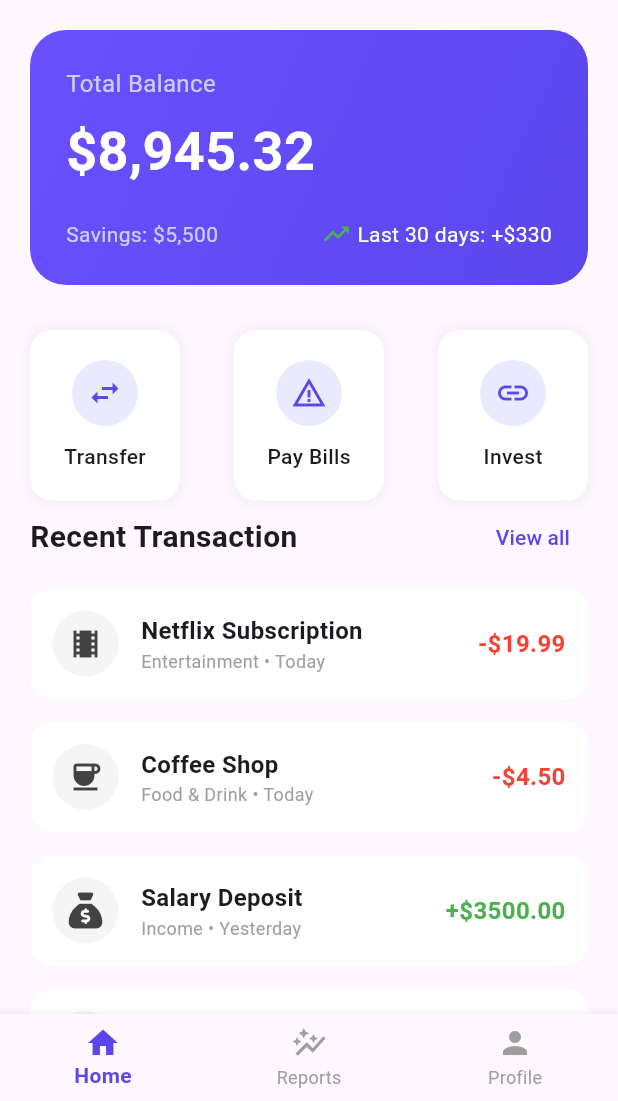
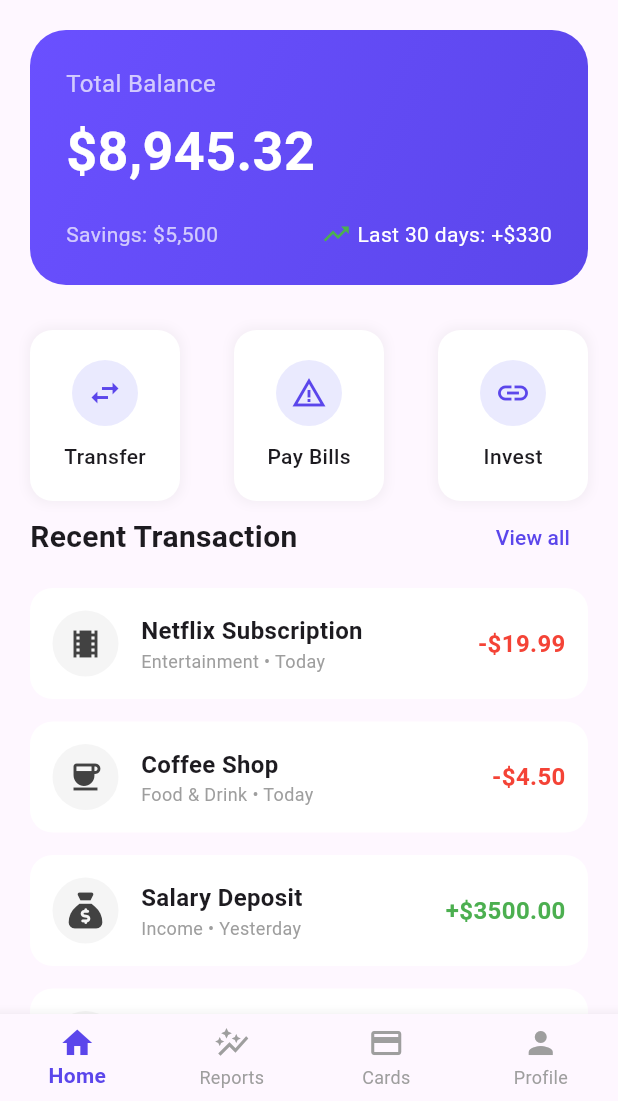
Before and after one commit to mb-shupto/assignment-two-flutter-UI-Masum-Bari-Supto-1930875, a Flutter app: the screen it shows after launch, on a phone screen of 412 x 824 dp, the part 135-1236 px from its top. Run offline on Flutter 3.47's test engine with Material 3 defaults, Android fonts, the phone set to English and light mode, and no system bars; our stand-ins replace font_awesome_flutter, percent_indicator.

Commit message:
add MyCards page and integrate it into the main screen navigation

```diff
--- a/lib/screens/main_screen.dart
+++ b/lib/screens/main_screen.dart
@@ -1,3 +1,4 @@
+import 'package:assignment_two_flutter/screens/cards_page.dart';
 import 'package:assignment_two_flutter/screens/home_page.dart';
 import 'package:assignment_two_flutter/screens/profile_page.dart';
 import 'package:assignment_two_flutter/screens/report_page.dart';
@@ -17,6 +18,7 @@ class _MainScreenState extends State<MainScreen> {
   static const List<Widget> _pages = [
     HomePage(),
     ReportPage(),
+    MyCards(),
     ProfilePage()
   ];
 
@@ -51,6 +53,12 @@ class _MainScreenState extends State<MainScreen> {
               icon: Icon(Icons.auto_graph),
               label: 'Reports'
           ),
+
+          BottomNavigationBarItem(
+            icon: Icon(Icons.credit_card),
+            label: 'Cards',
+          ),
+
           BottomNavigationBarItem(
             icon: Icon(Icons.person),
             label: 'Profile',
```
Also changed, not shown: lib/screens/cards_page.dart (added, +20 -0 lines).
